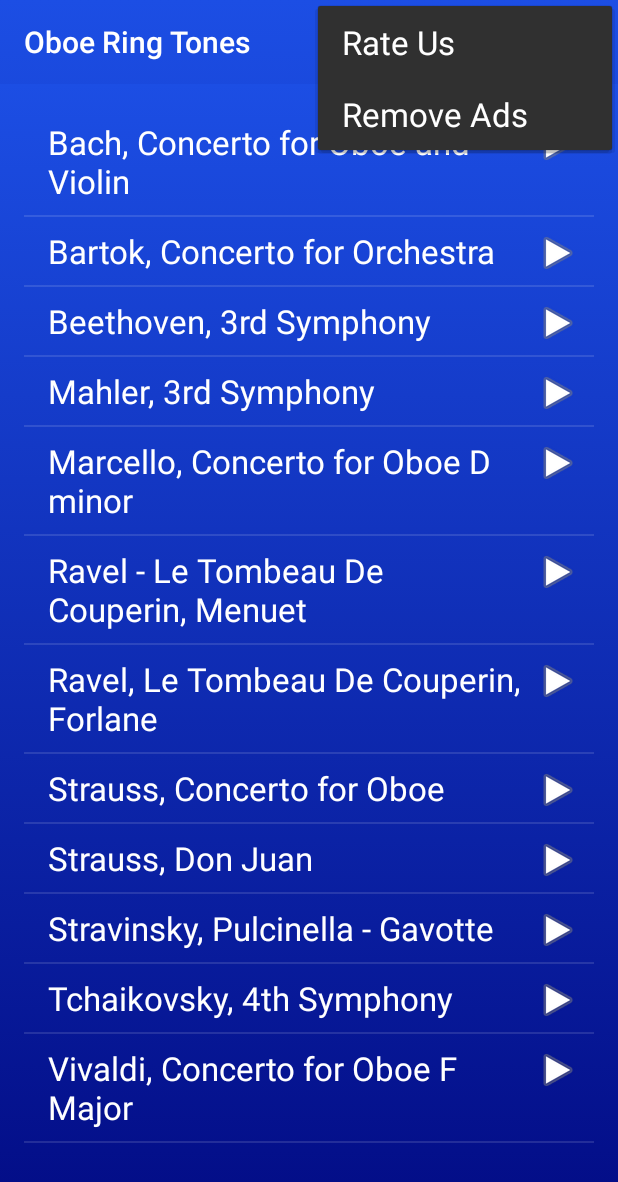
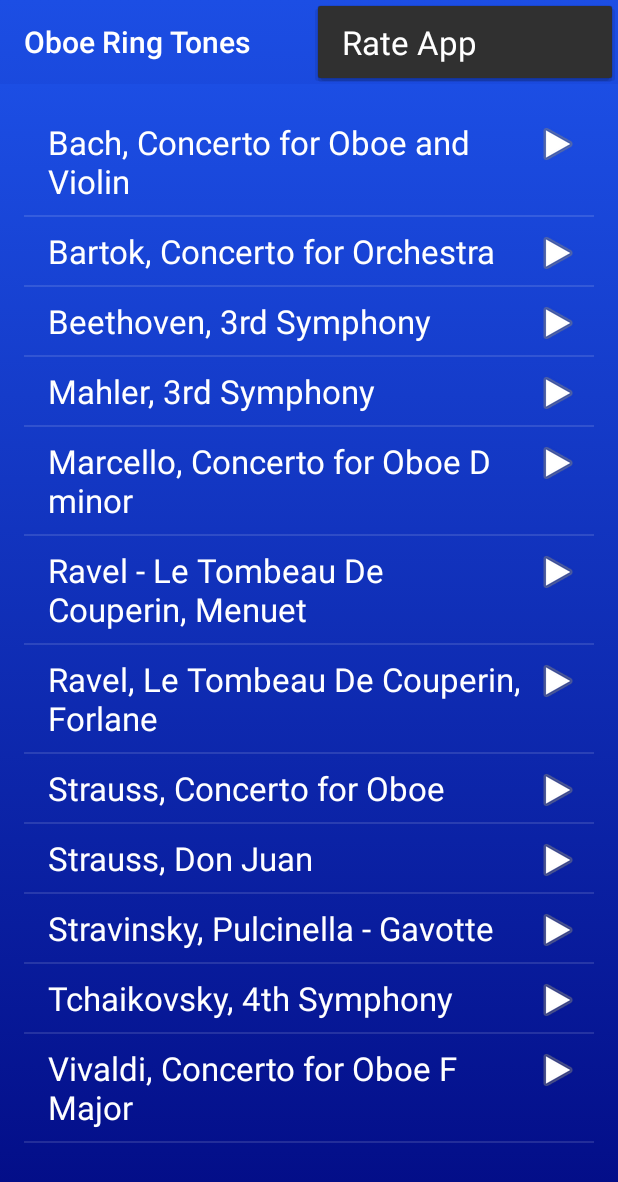
Before and after one commit to Jeffreyoboe1/OboeRingTones, an Android app: the screen it shows after launch (MainActivity), with the options menu open, on a phone screen of 412 x 824 dp. Shown: the top 1182 px of the screen. Run offline under Robolectric (Android 15) with nearby library versions, the light colour scheme and no system bars; our stand-ins replace AdMob; 2 statements that could not run were skipped.

Commit message:
added banner and interstitial ads.  Using test IDs for now.

```diff
--- a/app/src/main/AndroidManifest.xml
+++ b/app/src/main/AndroidManifest.xml
@@ -14,6 +14,10 @@
             android:roundIcon="@mipmap/ic_launcher_round"
             android:supportsRtl="true"
             android:theme="@style/MyTheme">
+        <meta-data
+                android:name="com.google.android.gms.ads.APPLICATION_ID"
+                android:value="ca-app-pub-2213157796139553~1749199127"/>
+
         <activity android:name=".MainActivity">
             <intent-filter>
                 <action android:name="android.intent.action.MAIN"/>
--- a/app/src/main/java/padgett/com/oboeringtones/MainActivity.kt
+++ b/app/src/main/java/padgett/com/oboeringtones/MainActivity.kt
@@ -1,7 +1,9 @@
 package padgett.com.oboeringtones
 
 import android.content.Context
+import android.content.Intent
 import android.graphics.Color
+import android.net.Uri
 import android.support.v7.app.AppCompatActivity
 import android.os.Bundle
 import android.support.v7.widget.DividerItemDecoration
@@ -10,9 +12,12 @@ import android.util.Log
 import android.view.*
 import android.widget.PopupMenu
 import android.widget.Toast
+import com.google.android.gms.ads.*
 import kotlinx.android.synthetic.main.activity_main.*
 
 class MainActivity : AppCompatActivity() {
+
+    // my admob app id: ca-app-pub-2213157796139553~1749199127
     var context: Context
 
     var musicList: ArrayList<OboeExcerpt> = arrayListOf()
@@ -25,7 +30,12 @@ class MainActivity : AppCompatActivity() {
         populateMusicList()
         context = this
         adapter = MyAdapter(musicList, context)
+
+
     }
+
+    lateinit var mAdView : AdView
+    private lateinit var mInterstitialAd: InterstitialAd
 
 
     override fun onCreate(savedInstanceState: Bundle?) {
@@ -33,6 +43,30 @@ class MainActivity : AppCompatActivity() {
         setContentView(R.layout.activity_main)
         // what up
         // yo?
+
+        // Sample AdMob app ID: ca-app-pub-3940256099942544~3347511713
+        MobileAds.initialize(this, "ca-app-pub-2213157796139553~1749199127")
+
+        mAdView = findViewById(R.id.adView)
+        val adRequest = AdRequest.Builder().build()
+        mAdView.loadAd(adRequest)
+
+        mInterstitialAd = InterstitialAd(this)
+        mInterstitialAd.adUnitId = "ca-app-pub-3940256099942544/1033173712"
+        mInterstitialAd.loadAd(AdRequest.Builder().build())
+        mInterstitialAd.adListener = object: AdListener() {
+            override fun onAdLoaded() {
+                super.onAdLoaded()
+                mInterstitialAd.show()
+            }
+
+            override fun onAdClosed() {
+                Toast.makeText(this@MainActivity, "Sorry about that ad!", Toast.LENGTH_SHORT).show()
+                super.onAdClosed()
+            }
+
+
+        }
 
 
         //registerForContextMenu(recyclerlViewMain) -- this works for ListViews and GridViews, not RecyclerViews
@@ -110,8 +144,21 @@ class MainActivity : AppCompatActivity() {
 
     override fun onOptionsItemSelected(item: MenuItem?): Boolean {
         when (item?.itemId) {
-            R.id.action_rate_us -> Toast.makeText(this, "rate us", Toast.LENGTH_SHORT).show()
-            R.id.action_remove_ads -> Toast.makeText(this, "remove ads", Toast.LENGTH_SHORT).show()
+            R.id.action_rate_us -> {
+                Toast.makeText(this, "rate us", Toast.LENGTH_SHORT).show()
+
+                val intent = Intent(Intent.ACTION_VIEW).apply {
+                    data = Uri.parse(
+                        "https://play.google.com/store/apps/details?id=$packageName"
+                    )
+                    setPackage("com.android.vending")
+                }
+                startActivity(intent)
+            }
+
+
+
+           // R.id.action_remove_ads -> Toast.makeText(this, "remove ads", Toast.LENGTH_SHORT).show()
         }
         return super.onOptionsItemSelected(item)
     }
--- a/app/src/main/res/layout/activity_main.xml
+++ b/app/src/main/res/layout/activity_main.xml
@@ -10,14 +10,33 @@
 
 
     <android.support.v7.widget.RecyclerView
+            android:layout_height="0dp"
+            android:layout_width="0dp"
             android:id="@+id/recyclerlViewMain"
-            android:layout_height="match_parent"
-            android:layout_width="match_parent"
-            app:layout_constraintBottom_toBottomOf="parent"
-            app:layout_constraintLeft_toLeftOf="parent"
             app:layout_constraintRight_toRightOf="parent"
             app:layout_constraintTop_toTopOf="parent"
             android:layout_margin="16dp"
-            tools:layout_editor_absoluteY="8dp" tools:layout_editor_absoluteX="8dp"/>
+            android:layout_marginTop="16dp"
+            android:layout_marginBottom="8dp"
+            app:layout_constraintBottom_toTopOf="@+id/adView"
+            app:layout_constraintStart_toStartOf="parent"
+            android:layout_marginLeft="8dp"
+            android:layout_marginStart="8dp" app:layout_constraintEnd_toEndOf="parent" android:layout_marginEnd="8dp"
+            android:layout_marginRight="8dp"/>
+
+    <com.google.android.gms.ads.AdView
+            xmlns:ads="http://schemas.android.com/apk/res-auto"
+            android:id="@+id/adView"
+            android:layout_width="wrap_content"
+            android:layout_height="wrap_content"
+            android:layout_centerHorizontal="true"
+            android:layout_alignParentBottom="true"
+            ads:adSize="SMART_BANNER"
+            ads:adUnitId="ca-app-pub-3940256099942544/6300978111"
+            ads:layout_constraintBottom_toBottomOf="parent"
+            android:layout_marginEnd="8dp" ads:layout_constraintEnd_toEndOf="parent" android:layout_marginRight="8dp"
+            android:layout_marginStart="8dp" ads:layout_constraintStart_toStartOf="parent"
+            android:layout_marginLeft="8dp">
+    </com.google.android.gms.ads.AdView>
 
 </android.support.constraint.ConstraintLayout>
--- a/app/src/main/res/menu/main_menu.xml
+++ b/app/src/main/res/menu/main_menu.xml
@@ -2,12 +2,8 @@
 <menu xmlns:android="http://schemas.android.com/apk/res/android">
 
     <item
-            android:id="@+id/action_remove_ads"
-            android:orderInCategory="100"
-            android:title="Remove Ads"/>
-    <item
+            android:id="@+id/action_rate_us"
+            android:title="Rate App">
+    </item>
 
-            android:id="@+id/action_rate_us"
-            android:title="Rate Us">
-    </item>
 </menu>
```
